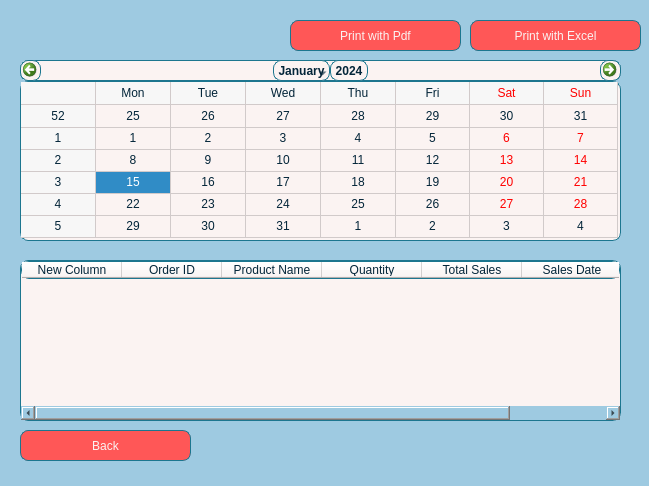
Old version of the form ui/sales_history.ui in the repository JustRax/AppDev-Project-DailySalesTracker-BSIT22A2.
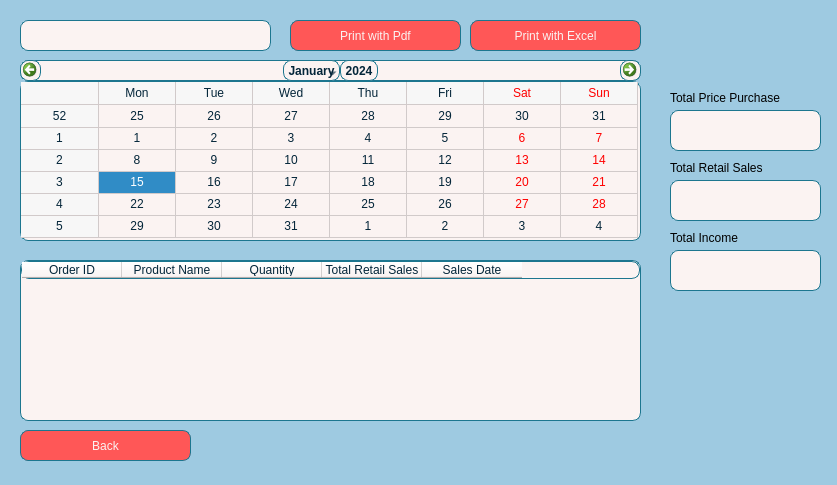
New version of the form.

```diff
--- a/ui/sales_history.ui
+++ b/ui/sales_history.ui
@@ -6,8 +6,8 @@
    <rect>
     <x>0</x>
     <y>0</y>
-    <width>649</width>
-    <height>486</height>
+    <width>837</width>
+    <height>485</height>
    </rect>
   </property>
   <property name="windowTitle">
@@ -23,7 +23,7 @@
      <rect>
       <x>20</x>
       <y>260</y>
-      <width>601</width>
+      <width>621</width>
       <height>161</height>
      </rect>
     </property>
@@ -34,11 +34,6 @@
 border: 1px solid rgb(28, 118, 143);
 border-radius: 8px;</string>
     </property>
-    <column>
-     <property name="text">
-      <string>New Column</string>
-     </property>
-    </column>
     <column>
      <property name="text">
       <string>Order ID</string>
@@ -56,7 +51,7 @@
     </column>
     <column>
      <property name="text">
-      <string>Total Sales</string>
+      <string>Total Retail Sales</string>
      </property>
     </column>
     <column>
@@ -110,7 +105,7 @@
      <rect>
       <x>20</x>
       <y>60</y>
-      <width>601</width>
+      <width>621</width>
       <height>181</height>
      </rect>
     </property>
@@ -148,6 +143,125 @@
      <string>Back</string>
     </property>
    </widget>
+   <widget class="QLabel" name="totalPurchaseLabel">
+    <property name="geometry">
+     <rect>
+      <x>670</x>
+      <y>110</y>
+      <width>151</width>
+      <height>41</height>
+     </rect>
+    </property>
+    <property name="styleSheet">
+     <string notr="true">background-color:rgb(251, 243, 242);;
+color:rgb(3, 37, 57);
+font: 75 10pt &quot;Verdana&quot;;
+border: 1px solid rgb(28, 118, 143);
+border-radius: 8px;</string>
+    </property>
+    <property name="text">
+     <string/>
+    </property>
+   </widget>
+   <widget class="QLabel" name="label_2">
+    <property name="geometry">
+     <rect>
+      <x>670</x>
+      <y>90</y>
+      <width>111</width>
+      <height>16</height>
+     </rect>
+    </property>
+    <property name="text">
+     <string>&lt;html&gt;&lt;head/&gt;&lt;body&gt;&lt;p&gt;Total Price Purchase&lt;/p&gt;&lt;/body&gt;&lt;/html&gt;</string>
+    </property>
+   </widget>
+   <widget class="QLabel" name="totalSalesLabel">
+    <property name="geometry">
+     <rect>
+      <x>670</x>
+      <y>180</y>
+      <width>151</width>
+      <height>41</height>
+     </rect>
+    </property>
+    <property name="styleSheet">
+     <string notr="true">background-color:rgb(251, 243, 242);;
+color:rgb(3, 37, 57);
+font: 75 10pt &quot;Verdana&quot;;
+border: 1px solid rgb(28, 118, 143);
+border-radius: 8px;</string>
+    </property>
+    <property name="text">
+     <string/>
+    </property>
+   </widget>
+   <widget class="QLabel" name="label_3">
+    <property name="geometry">
+     <rect>
+      <x>670</x>
+      <y>160</y>
+      <width>101</width>
+      <height>16</height>
+     </rect>
+    </property>
+    <property name="text">
+     <string>&lt;html&gt;&lt;head/&gt;&lt;body&gt;&lt;p&gt;Total Retail Sales&lt;/p&gt;&lt;/body&gt;&lt;/html&gt;</string>
+    </property>
+   </widget>
+   <widget class="QLabel" name="totalIncomeLabel">
+    <property name="geometry">
+     <rect>
+      <x>670</x>
+      <y>250</y>
+      <width>151</width>
+      <height>41</height>
+     </rect>
+    </property>
+    <property name="styleSheet">
+     <string notr="true">background-color:rgb(251, 243, 242);;
+color:rgb(3, 37, 57);
+font: 75 10pt &quot;Verdana&quot;;
+border: 1px solid rgb(28, 118, 143);
+border-radius: 8px;</string>
+    </property>
+    <property name="text">
+     <string/>
+    </property>
+   </widget>
+   <widget class="QLabel" name="label_4">
+    <property name="geometry">
+     <rect>
+      <x>670</x>
+      <y>230</y>
+      <width>101</width>
+      <height>16</height>
+     </rect>
+    </property>
+    <property name="text">
+     <string>&lt;html&gt;&lt;head/&gt;&lt;body&gt;&lt;p&gt;Total Income&lt;/p&gt;&lt;/body&gt;&lt;/html&gt;</string>
+    </property>
+   </widget>
+   <widget class="QLabel" name="dateLabel">
+    <property name="geometry">
+     <rect>
+      <x>20</x>
+      <y>20</y>
+      <width>251</width>
+      <height>31</height>
+     </rect>
+    </property>
+    <property name="styleSheet">
+     <string notr="true">background-color:rgb(251, 243, 242);;
+color:rgb(3, 37, 57);
+font: 75 10pt &quot;Verdana&quot;;
+border: 1px solid rgb(28, 118, 143);
+border-radius: 8px;</string>
+    </property>
+    <property name="text">
+     <string/>
+    </property>
+   </widget>
   </widget>
   <widget class="QStatusBar" name="statusbar"/>
  </widget>
```
